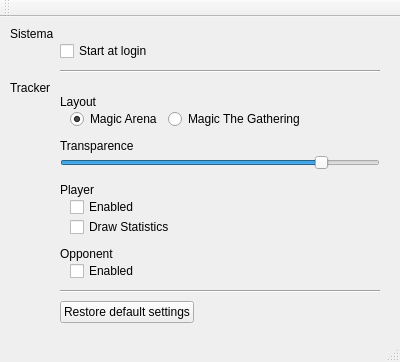
Before: the Qt Designer form src/ui/preferences.ui in HearthSim/LotusTracker, drawn with Qt 5.
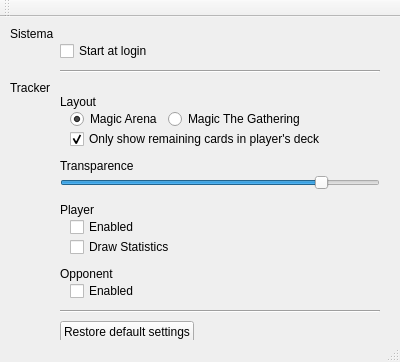
After: the same form once the commit is applied.

Commit message: Tracker View - Show only remaining player's cards

The edit to the form file:
```diff
--- a/src/ui/preferences.ui
+++ b/src/ui/preferences.ui
@@ -23,7 +23,7 @@
       <height>350</height>
      </rect>
     </property>
-    <layout class="QGridLayout" name="gridLayout" rowstretch="0,0,0,0,0,0,0,0,0,0,0,0,0,0,0,0,0,0,0,0,0" columnstretch="0,0,0">
+    <layout class="QGridLayout" name="gridLayout" rowstretch="0,0,0,0,0,0,0,0,0,0,0,0,0,0,0,0,0,0,0,0,0,0,0" columnstretch="0,0,0">
      <property name="leftMargin">
       <number>10</number>
      </property>
@@ -33,28 +33,48 @@
      <property name="verticalSpacing">
       <number>0</number>
      </property>
-     <item row="10" column="1">
-      <widget class="QLabel" name="label_2">
-       <property name="text">
-        <string>Player</string>
-       </property>
-      </widget>
-     </item>
-     <item row="13" column="1">
-      <spacer name="verticalSpacer_3">
-       <property name="orientation">
-        <enum>Qt::Vertical</enum>
-       </property>
-       <property name="sizeType">
-        <enum>QSizePolicy::Fixed</enum>
-       </property>
-       <property name="sizeHint" stdset="0">
-        <size>
-         <width>20</width>
-         <height>10</height>
-        </size>
-       </property>
-      </spacer>
+     <item row="6" column="1">
+      <layout class="QHBoxLayout" name="horizontalLayout_6">
+       <item>
+        <spacer name="horizontalSpacer_9">
+         <property name="orientation">
+          <enum>Qt::Horizontal</enum>
+         </property>
+         <property name="sizeType">
+          <enum>QSizePolicy::Fixed</enum>
+         </property>
+         <property name="sizeHint" stdset="0">
+          <size>
+           <width>10</width>
+           <height>20</height>
+          </size>
+         </property>
+        </spacer>
+       </item>
+       <item>
+        <widget class="QCheckBox" name="cbShowOnlyRemainingCard">
+         <property name="text">
+          <string>Only show remaining cards in player's deck</string>
+         </property>
+         <property name="checked">
+          <bool>true</bool>
+         </property>
+        </widget>
+       </item>
+       <item>
+        <spacer name="horizontalSpacer_8">
+         <property name="orientation">
+          <enum>Qt::Horizontal</enum>
+         </property>
+         <property name="sizeHint" stdset="0">
+          <size>
+           <width>40</width>
+           <height>20</height>
+          </size>
+         </property>
+        </spacer>
+       </item>
+      </layout>
      </item>
      <item row="4" column="1">
       <widget class="QLabel" name="label_5">
@@ -63,7 +83,20 @@
        </property>
       </widget>
      </item>
-     <item row="8" column="1">
+     <item row="2" column="1">
+      <widget class="Line" name="line">
+       <property name="minimumSize">
+        <size>
+         <width>0</width>
+         <height>20</height>
+        </size>
+       </property>
+       <property name="orientation">
+        <enum>Qt::Horizontal</enum>
+       </property>
+      </widget>
+     </item>
+     <item row="10" column="1">
       <widget class="QSlider" name="hsAlpha">
        <property name="minimum">
         <number>1</number>
@@ -85,47 +118,30 @@
        </property>
       </widget>
      </item>
-     <item row="2" column="1">
-      <widget class="Line" name="line">
-       <property name="minimumSize">
+     <item row="15" column="1">
+      <spacer name="verticalSpacer_3">
+       <property name="orientation">
+        <enum>Qt::Vertical</enum>
+       </property>
+       <property name="sizeType">
+        <enum>QSizePolicy::Fixed</enum>
+       </property>
+       <property name="sizeHint" stdset="0">
         <size>
-         <width>0</width>
-         <height>20</height>
+         <width>20</width>
+         <height>10</height>
         </size>
        </property>
-       <property name="orientation">
-        <enum>Qt::Horizontal</enum>
+      </spacer>
+     </item>
+     <item row="12" column="1">
+      <widget class="QLabel" name="label_2">
+       <property name="text">
+        <string>Player</string>
        </property>
       </widget>
      </item>
-     <item row="11" column="1">
-      <layout class="QHBoxLayout" name="horizontalLayout_2">
-       <item>
-        <spacer name="horizontalSpacer">
-         <property name="orientation">
-          <enum>Qt::Horizontal</enum>
-         </property>
-         <property name="sizeType">
-          <enum>QSizePolicy::Fixed</enum>
-         </property>
-         <property name="sizeHint" stdset="0">
-          <size>
-           <width>10</width>
-           <height>20</height>
-          </size>
-         </property>
-        </spacer>
-       </item>
-       <item>
-        <widget class="QCheckBox" name="cbPTEnabled">
-         <property name="text">
-          <string>Enabled</string>
-         </property>
-        </widget>
-       </item>
-      </layout>
-     </item>
-     <item row="8" column="2">
+     <item row="10" column="2">
       <spacer name="horizontalSpacer_6">
        <property name="orientation">
         <enum>Qt::Horizontal</enum>
@@ -148,7 +164,7 @@
        </property>
       </widget>
      </item>
-     <item row="9" column="1">
+     <item row="11" column="1">
       <spacer name="verticalSpacer_2">
        <property name="orientation">
         <enum>Qt::Vertical</enum>
@@ -164,6 +180,67 @@
        </property>
       </spacer>
      </item>
+     <item row="13" column="1">
+      <layout class="QHBoxLayout" name="horizontalLayout_2">
+       <item>
+        <spacer name="horizontalSpacer">
+         <property name="orientation">
+          <enum>Qt::Horizontal</enum>
+         </property>
+         <property name="sizeType">
+          <enum>QSizePolicy::Fixed</enum>
+         </property>
+         <property name="sizeHint" stdset="0">
+          <size>
+           <width>10</width>
+           <height>20</height>
+          </size>
+         </property>
+        </spacer>
+       </item>
+       <item>
+        <widget class="QCheckBox" name="cbPTEnabled">
+         <property name="text">
+          <string>Enabled</string>
+         </property>
+        </widget>
+       </item>
+      </layout>
+     </item>
+     <item row="0" column="0">
+      <widget class="QLabel" name="label">
+       <property name="text">
+        <string>Sistema</string>
+       </property>
+      </widget>
+     </item>
+     <item row="17" column="1">
+      <layout class="QHBoxLayout" name="horizontalLayout_4">
+       <item>
+        <spacer name="horizontalSpacer_3">
+         <property name="orientation">
+          <enum>Qt::Horizontal</enum>
+         </property>
+         <property name="sizeType">
+          <enum>QSizePolicy::Fixed</enum>
+         </property>
+         <property name="sizeHint" stdset="0">
+          <size>
+           <width>10</width>
+           <height>20</height>
+          </size>
+         </property>
+        </spacer>
+       </item>
+       <item>
+        <widget class="QCheckBox" name="cbOTEnabled">
+         <property name="text">
+          <string>Enabled</string>
+         </property>
+        </widget>
+       </item>
+      </layout>
+     </item>
      <item row="1" column="1">
       <widget class="QCheckBox" name="cbStartAtLogin">
        <property name="text">
@@ -171,7 +248,7 @@
        </property>
       </widget>
      </item>
-     <item row="16" column="1">
+     <item row="18" column="1">
       <widget class="Line" name="line_2">
        <property name="minimumSize">
         <size>
@@ -184,40 +261,6 @@
        </property>
       </widget>
      </item>
-     <item row="15" column="1">
-      <layout class="QHBoxLayout" name="horizontalLayout_4">
-       <item>
-        <spacer name="horizontalSpacer_3">
-         <property name="orientation">
-          <enum>Qt::Horizontal</enum>
-         </property>
-         <property name="sizeType">
-          <enum>QSizePolicy::Fixed</enum>
-         </property>
-         <property name="sizeHint" stdset="0">
-          <size>
-           <width>10</width>
-           <height>20</height>
-          </size>
-         </property>
-        </spacer>
-       </item>
-       <item>
-        <widget class="QCheckBox" name="cbOTEnabled">
-         <property name="text">
-          <string>Enabled</string>
-         </property>
-        </widget>
-       </item>
-      </layout>
-     </item>
-     <item row="0" column="0">
-      <widget class="QLabel" name="label">
-       <property name="text">
-        <string>Sistema</string>
-       </property>
-      </widget>
-     </item>
      <item row="5" column="1">
       <layout class="QHBoxLayout" name="horizontalLayout">
        <item>
@@ -271,64 +314,37 @@
        </item>
       </layout>
      </item>
-     <item row="7" column="1">
+     <item row="8" column="1">
+      <spacer name="verticalSpacer_4">
+       <property name="orientation">
+        <enum>Qt::Vertical</enum>
+       </property>
+       <property name="sizeType">
+        <enum>QSizePolicy::Fixed</enum>
+       </property>
+       <property name="sizeHint" stdset="0">
+        <size>
+         <width>20</width>
+         <height>10</height>
+        </size>
+       </property>
+      </spacer>
+     </item>
+     <item row="9" column="1">
       <widget class="QLabel" name="label_6">
        <property name="text">
         <string>Transparence</string>
        </property>
       </widget>
      </item>
-     <item row="6" column="1">
-      <spacer name="verticalSpacer_4">
-       <property name="orientation">
-        <enum>Qt::Vertical</enum>
-       </property>
-       <property name="sizeType">
-        <enum>QSizePolicy::Fixed</enum>
-       </property>
-       <property name="sizeHint" stdset="0">
-        <size>
-         <width>20</width>
-         <height>10</height>
-        </size>
-       </property>
-      </spacer>
-     </item>
-     <item row="14" column="1">
+     <item row="16" column="1">
       <widget class="QLabel" name="label_3">
        <property name="text">
         <string>Opponent</string>
        </property>
       </widget>
      </item>
-     <item row="12" column="1">
-      <layout class="QHBoxLayout" name="horizontalLayout_3">
-       <item>
-        <spacer name="horizontalSpacer_2">
-         <property name="orientation">
-          <enum>Qt::Horizontal</enum>
-         </property>
-         <property name="sizeType">
-          <enum>QSizePolicy::Fixed</enum>
-         </property>
-         <property name="sizeHint" stdset="0">
-          <size>
-           <width>10</width>
-           <height>20</height>
-          </size>
-         </property>
-        </spacer>
-       </item>
-       <item>
-        <widget class="QCheckBox" name="cbPTStatistics">
-         <property name="text">
-          <string>Draw Statistics</string>
-         </property>
-        </widget>
-       </item>
-      </layout>
-     </item>
-     <item row="20" column="1">
+     <item row="22" column="1">
       <spacer name="verticalSpacer">
        <property name="orientation">
         <enum>Qt::Vertical</enum>
@@ -341,7 +357,7 @@
        </property>
       </spacer>
      </item>
-     <item row="18" column="1">
+     <item row="20" column="1">
       <layout class="QHBoxLayout" name="horizontalLayout_5">
        <item>
         <widget class="QPushButton" name="btReset">
@@ -365,6 +381,33 @@
        </item>
       </layout>
      </item>
+     <item row="14" column="1">
+      <layout class="QHBoxLayout" name="horizontalLayout_3">
+       <item>
+        <spacer name="horizontalSpacer_2">
+         <property name="orientation">
+          <enum>Qt::Horizontal</enum>
+         </property>
+         <property name="sizeType">
+          <enum>QSizePolicy::Fixed</enum>
+         </property>
+         <property name="sizeHint" stdset="0">
+          <size>
+           <width>10</width>
+           <height>20</height>
+          </size>
+         </property>
+        </spacer>
+       </item>
+       <item>
+        <widget class="QCheckBox" name="cbPTStatistics">
+         <property name="text">
+          <string>Draw Statistics</string>
+         </property>
+        </widget>
+       </item>
+      </layout>
+     </item>
     </layout>
    </widget>
   </widget>
```
The commit also changes 16 other files.
